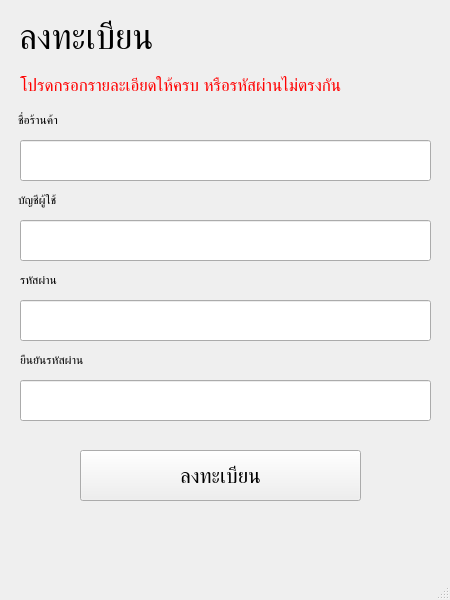
First picture: the form in register.ui, repository kantee2540/RestaurantManage, before the edit.
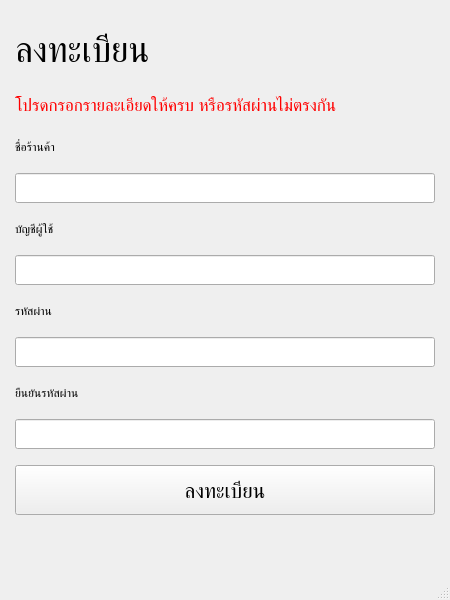
Second picture: the form after the edit.

Commit message: Remove food menu and adjust register layout

```diff
--- a/register.ui
+++ b/register.ui
@@ -26,14 +26,32 @@
    <string>MainWindow</string>
   </property>
   <widget class="QWidget" name="centralwidget">
+   <layout class="QVBoxLayout" name="verticalLayout">
+    <property name="leftMargin">
+     <number>15</number>
+    </property>
+    <property name="topMargin">
+     <number>15</number>
+    </property>
+    <property name="rightMargin">
+     <number>15</number>
+    </property>
+    <property name="bottomMargin">
+     <number>50</number>
+    </property>
+    <item>
    <widget class="QLabel" name="label">
-    <property name="geometry">
-     <rect>
-      <x>19</x>
-      <y>16</y>
-      <width>221</width>
-      <height>41</height>
-     </rect>
+      <property name="minimumSize">
+       <size>
+        <width>0</width>
+        <height>50</height>
+       </size>
+      </property>
+      <property name="maximumSize">
+       <size>
+        <width>16777215</width>
+        <height>50</height>
+       </size>
     </property>
     <property name="font">
      <font>
@@ -44,27 +62,66 @@
      <string>ลงทะเบียน</string>
     </property>
    </widget>
+    </item>
+    <item>
+     <widget class="QLabel" name="error_label">
+      <property name="enabled">
+       <bool>true</bool>
+      </property>
+      <property name="minimumSize">
+       <size>
+        <width>0</width>
+        <height>30</height>
+       </size>
+      </property>
+      <property name="maximumSize">
+       <size>
+        <width>16777215</width>
+        <height>30</height>
+       </size>
+      </property>
+      <property name="font">
+       <font>
+        <pointsize>13</pointsize>
+       </font>
+      </property>
+      <property name="text">
+       <string>&lt;html&gt;&lt;head/&gt;&lt;body&gt;&lt;p&gt;&lt;span style=&quot; color:#ff0000;&quot;&gt;โปรดกรอกรายละเอียดให้ครบ หรือรหัสผ่านไม่ตรงกัน&lt;/span&gt;&lt;/p&gt;&lt;/body&gt;&lt;/html&gt;</string>
+      </property>
+     </widget>
+    </item>
+    <item>
    <widget class="QLabel" name="label_2">
-    <property name="geometry">
-     <rect>
-      <x>18</x>
-      <y>110</y>
-      <width>181</width>
+      <property name="minimumSize">
+       <size>
+        <width>0</width>
       <height>20</height>
-     </rect>
+       </size>
+      </property>
+      <property name="maximumSize">
+       <size>
+        <width>16777215</width>
+        <height>20</height>
+       </size>
     </property>
     <property name="text">
      <string>ชื่อร้านค้า</string>
     </property>
    </widget>
+    </item>
+    <item>
    <widget class="QLineEdit" name="rest_edit">
-    <property name="geometry">
-     <rect>
-      <x>20</x>
-      <y>140</y>
-      <width>411</width>
-      <height>41</height>
-     </rect>
+      <property name="minimumSize">
+       <size>
+        <width>0</width>
+        <height>30</height>
+       </size>
+      </property>
+      <property name="maximumSize">
+       <size>
+        <width>16777215</width>
+        <height>30</height>
+       </size>
     </property>
     <property name="font">
      <font>
@@ -75,53 +132,39 @@
      <enum>Qt::StrongFocus</enum>
     </property>
    </widget>
-   <widget class="QLabel" name="label_3">
-    <property name="geometry">
-     <rect>
-      <x>20</x>
-      <y>270</y>
-      <width>181</width>
-      <height>20</height>
-     </rect>
-    </property>
-    <property name="text">
-     <string>รหัสผ่าน</string>
-    </property>
-   </widget>
-   <widget class="QLabel" name="label_4">
-    <property name="geometry">
-     <rect>
-      <x>20</x>
-      <y>350</y>
-      <width>181</width>
-      <height>20</height>
-     </rect>
-    </property>
-    <property name="text">
-     <string>ยืนยันรหัสผ่าน</string>
-    </property>
-   </widget>
+    </item>
+    <item>
    <widget class="QLabel" name="label_5">
-    <property name="geometry">
-     <rect>
-      <x>18</x>
-      <y>190</y>
-      <width>181</width>
+      <property name="minimumSize">
+       <size>
+        <width>0</width>
       <height>20</height>
-     </rect>
+       </size>
+      </property>
+      <property name="maximumSize">
+       <size>
+        <width>16777215</width>
+        <height>20</height>
+       </size>
     </property>
     <property name="text">
      <string>บัญชีผู้ใช้</string>
     </property>
    </widget>
+    </item>
+    <item>
    <widget class="QLineEdit" name="user_edit">
-    <property name="geometry">
-     <rect>
-      <x>20</x>
-      <y>220</y>
-      <width>411</width>
-      <height>41</height>
-     </rect>
+      <property name="minimumSize">
+       <size>
+        <width>0</width>
+        <height>30</height>
+       </size>
+      </property>
+      <property name="maximumSize">
+       <size>
+        <width>16777215</width>
+        <height>30</height>
+       </size>
     </property>
     <property name="font">
      <font>
@@ -135,14 +178,39 @@
      <enum>QLineEdit::Normal</enum>
     </property>
    </widget>
+    </item>
+    <item>
+     <widget class="QLabel" name="label_3">
+      <property name="minimumSize">
+       <size>
+        <width>0</width>
+        <height>20</height>
+       </size>
+      </property>
+      <property name="maximumSize">
+       <size>
+        <width>16777215</width>
+        <height>20</height>
+       </size>
+      </property>
+      <property name="text">
+       <string>รหัสผ่าน</string>
+      </property>
+     </widget>
+    </item>
+    <item>
    <widget class="QLineEdit" name="pass_edit">
-    <property name="geometry">
-     <rect>
-      <x>20</x>
-      <y>300</y>
-      <width>411</width>
-      <height>41</height>
-     </rect>
+      <property name="minimumSize">
+       <size>
+        <width>0</width>
+        <height>30</height>
+       </size>
+      </property>
+      <property name="maximumSize">
+       <size>
+        <width>16777215</width>
+        <height>30</height>
+       </size>
     </property>
     <property name="font">
      <font>
@@ -156,14 +224,39 @@
      <enum>QLineEdit::Password</enum>
     </property>
    </widget>
+    </item>
+    <item>
+     <widget class="QLabel" name="label_4">
+      <property name="minimumSize">
+       <size>
+        <width>0</width>
+        <height>20</height>
+       </size>
+      </property>
+      <property name="maximumSize">
+       <size>
+        <width>16777215</width>
+        <height>20</height>
+       </size>
+      </property>
+      <property name="text">
+       <string>ยืนยันรหัสผ่าน</string>
+      </property>
+     </widget>
+    </item>
+    <item>
    <widget class="QLineEdit" name="pass_con_edit">
-    <property name="geometry">
-     <rect>
-      <x>20</x>
-      <y>380</y>
-      <width>411</width>
-      <height>41</height>
-     </rect>
+      <property name="minimumSize">
+       <size>
+        <width>0</width>
+        <height>30</height>
+       </size>
+      </property>
+      <property name="maximumSize">
+       <size>
+        <width>16777215</width>
+        <height>30</height>
+       </size>
     </property>
     <property name="font">
      <font>
@@ -177,14 +270,20 @@
      <enum>QLineEdit::Password</enum>
     </property>
    </widget>
+    </item>
+    <item>
    <widget class="QPushButton" name="register_button">
-    <property name="geometry">
-     <rect>
-      <x>80</x>
-      <y>450</y>
-      <width>281</width>
-      <height>51</height>
-     </rect>
+      <property name="minimumSize">
+       <size>
+        <width>0</width>
+        <height>50</height>
+       </size>
+      </property>
+      <property name="maximumSize">
+       <size>
+        <width>16777215</width>
+        <height>50</height>
+       </size>
     </property>
     <property name="font">
      <font>
@@ -195,27 +294,8 @@
      <string>ลงทะเบียน</string>
     </property>
    </widget>
-   <widget class="QLabel" name="error_label">
-    <property name="enabled">
-     <bool>true</bool>
-    </property>
-    <property name="geometry">
-     <rect>
-      <x>20</x>
-      <y>70</y>
-      <width>411</width>
-      <height>31</height>
-     </rect>
-    </property>
-    <property name="font">
-     <font>
-      <pointsize>13</pointsize>
-     </font>
-    </property>
-    <property name="text">
-     <string>&lt;html&gt;&lt;head/&gt;&lt;body&gt;&lt;p&gt;&lt;span style=&quot; color:#ff0000;&quot;&gt;โปรดกรอกรายละเอียดให้ครบ หรือรหัสผ่านไม่ตรงกัน&lt;/span&gt;&lt;/p&gt;&lt;/body&gt;&lt;/html&gt;</string>
-    </property>
-   </widget>
+    </item>
+   </layout>
   </widget>
   <widget class="QMenuBar" name="menubar">
    <property name="geometry">
```
Lines whose indentation alone changed are shown as unchanged. The commit also changes 3 other files.
